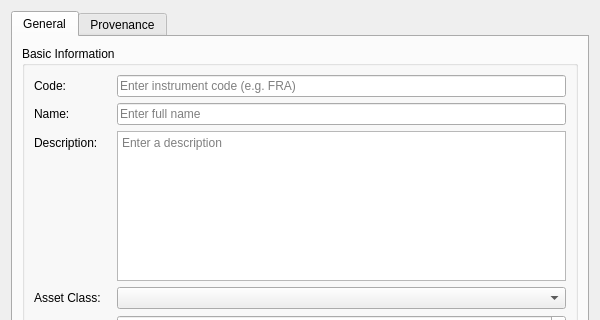
Before: the Qt Designer form projects/ores.qt/refdata/ui/InstrumentCodeDetailDialog.ui in OreStudio/OreStudio, drawn with Qt 5; both pictures show x 0 to 600 and y 0 to 320 of the 600 by 500 pixel window.
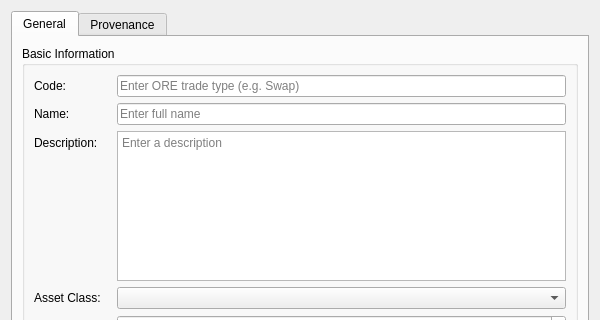
After: the same form once the commit is applied. Custom widgets are drawn as their Qt base class.

Commit message:
[qt] Reconcile instrument_code's dynamic_combo codegen drift
Regenerated InstrumentCodeDetailDialog.cpp's asset_class combo
population against the current ores.cpp.qt.detail_dialog_impl.org
template (loading/error placeholder text, findData()-based value
matching); .ui picked up an unrelated stale placeholder-text sync
(code field) along with it. Controller/.hpp reverted — separate,
tracked by migrate-refdata-history-dialogs.

Diff of the .ui file:
```diff
--- a/projects/ores.qt/refdata/ui/InstrumentCodeDetailDialog.ui
+++ b/projects/ores.qt/refdata/ui/InstrumentCodeDetailDialog.ui
@@ -48,7 +48,7 @@
           <item row="0" column="1">
            <widget class="QLineEdit" name="codeEdit">
             <property name="placeholderText">
-             <string>Enter instrument code (e.g. FRA)</string>
+             <string>Enter ORE trade type (e.g. Swap)</string>
             </property>
             <property name="readOnly">
              <bool>true</bool>
```
The commit also changes 1 other file.
